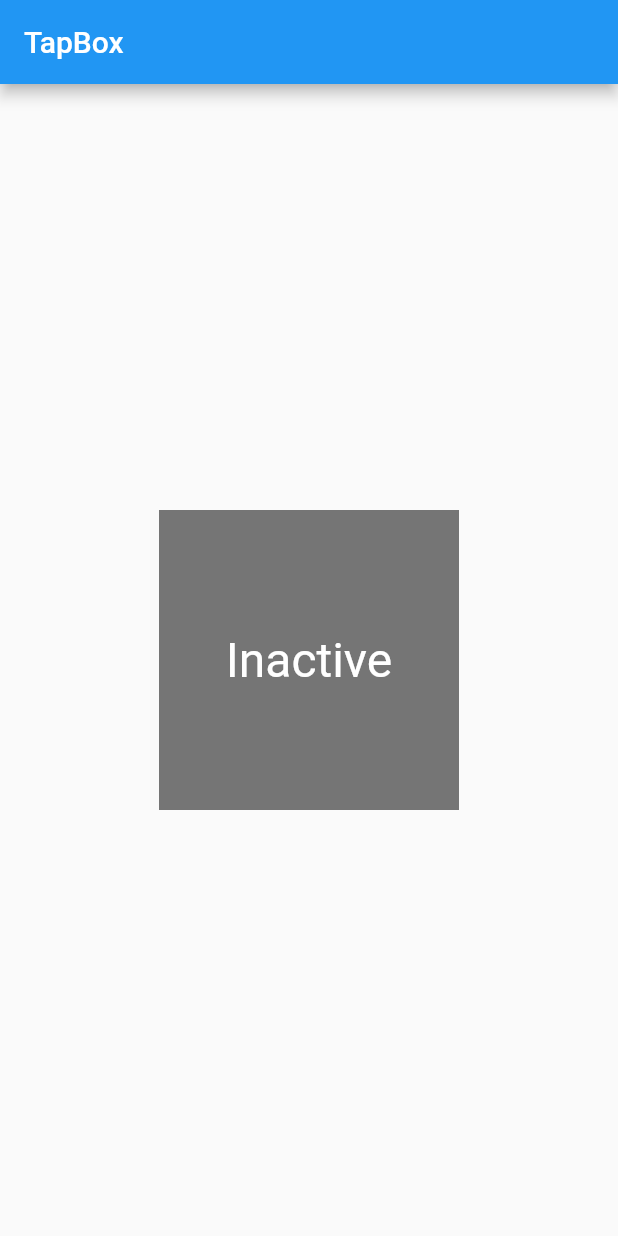
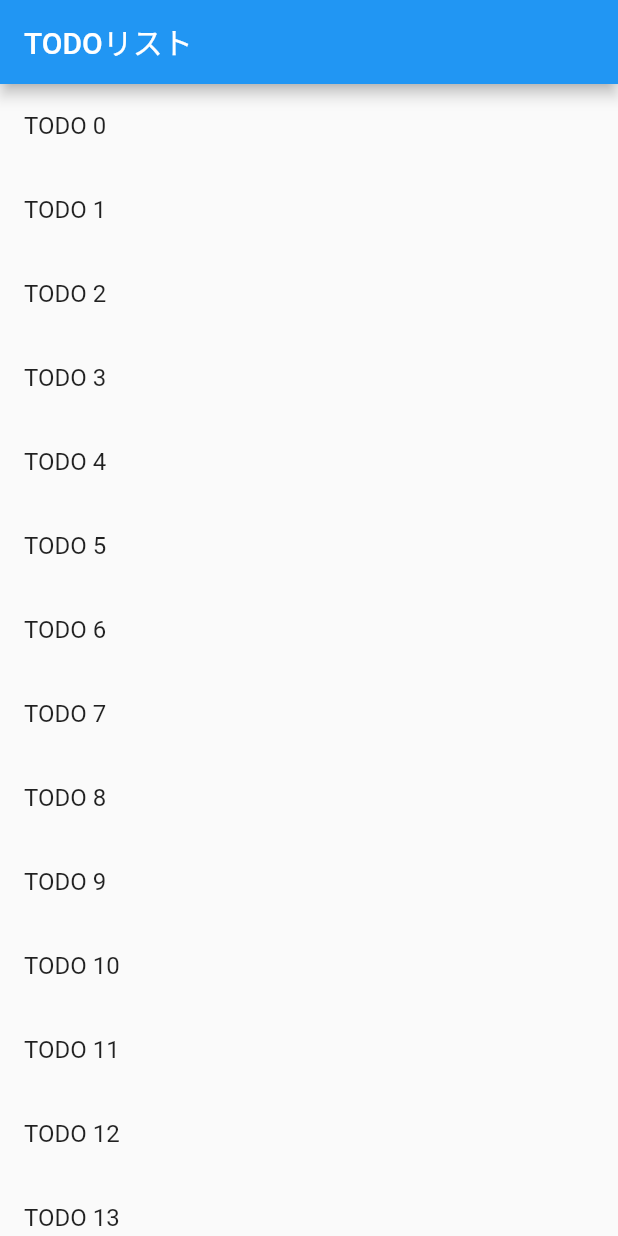
Before and after one commit to cheonho19/flutter_tutorial, a Flutter app: the screen it shows after launch, on a phone screen of 412 x 824 dp. Run offline on Flutter 3.47's test engine with Material 2 defaults, Android fonts, the phone set to English and light mode, and no system bars.

Commit message:
3.3.1.11 TODOリストの全体像

```diff
--- a/lib/main.dart
+++ b/lib/main.dart
@@ -1,68 +1,70 @@
 import 'package:flutter/material.dart';
+
+class Todo {
+  final String title;
+  final String description;
+
+  Todo({ @required this.title, @required this.description })
+      : assert(title != null),
+        assert(description != null);
+}
 
 void main() => runApp(MaterialApp(
   title: 'Navigation',
-  home: Scaffold(
-    appBar: AppBar(
-      title: Text('TapBox'),
-    ),
-    body: Center(
-      child: ParentWidget(),
-    ),
+  home: TodoScreen(
+    todos: List<Todo>.generate(20, (i) => Todo(
+      title: 'TODO $i',
+      description: 'TODO $i の詳細'
+    )),
   ),
 ));
 
-class ParentWidget extends StatefulWidget {
-  @override
-  _ParentWidgetState createState() => _ParentWidgetState();
-}
+class TodoScreen extends StatelessWidget {
+  final List<Todo> _todos;
 
-class _ParentWidgetState extends State<ParentWidget> {
-  bool _active = false;
+  TodoScreen({ Key key, @required List<Todo> todos })
+      : assert(todos != null),
+        this._todos = todos,
+        super(key: key);
 
   @override
-  Widget build(BuildContext context) => Container(
-    child: TapBoxB(
-      active: _active,
-      onChanged: _handleTapBoxChanged,
+  Widget build(BuildContext context) => Scaffold(
+    appBar: AppBar(
+      title: Text('TODOリスト'),
     ),
-  );
-
-  void _handleTapBoxChanged(bool newValue) {
-    setState(() {
-      _active = newValue;
-    });
-  }
-}
-
-class TapBoxB extends StatelessWidget {
-  TapBoxB({ Key key, this.active: false, @required this.onChanged })
-      : assert(active != false),
-        assert(onChanged != null),
-        super(key: key);
-
-  final bool active;
-  final ValueChanged<bool> onChanged;
-
-  @override
-  Widget build(BuildContext context) => GestureDetector(
-    onTap: _handleTap,
-    child: Container(
-      child: Center(
-        child: Text(
-          active ? 'Active' : 'Inactive',
-          style: TextStyle(fontSize: 32.0, color: Colors.white),
-        ),
-      ),
-      width: 200.0,
-      height: 200.0,
-      decoration: BoxDecoration(
-        color: active ? Colors.lightGreen[700] : Colors.grey[600],
+    body: ListView.builder(
+      itemCount: _todos.length,
+      itemBuilder: (context, index) => ListTile(
+        title: Text(_todos[index].title),
+        onTap: () {
+          Navigator.push(
+            context,
+            MaterialPageRoute(
+              builder: (context) => DetailScreen(todo: _todos[index]),
+            ),
+          );
+        },
       ),
     ),
   );
+}
 
-  void _handleTap() {
-    onChanged(!active);
-  }
+class DetailScreen extends StatelessWidget {
+  final Todo _todo;
+
+  DetailScreen({ Key key, @required Todo todo })
+      :assert(todo != null),
+        this._todo = todo,
+        super(key: key);
+
+  @override
+  Widget build(BuildContext context) => Scaffold(
+    appBar: AppBar(
+      title: Text(_todo.title),
+    ),
+    body: Padding(
+      padding: EdgeInsets.all(16.0),
+      child: Text(_todo.description),
+    ),
+  );
 }
```
Also changed, not shown: pubspec.lock.
